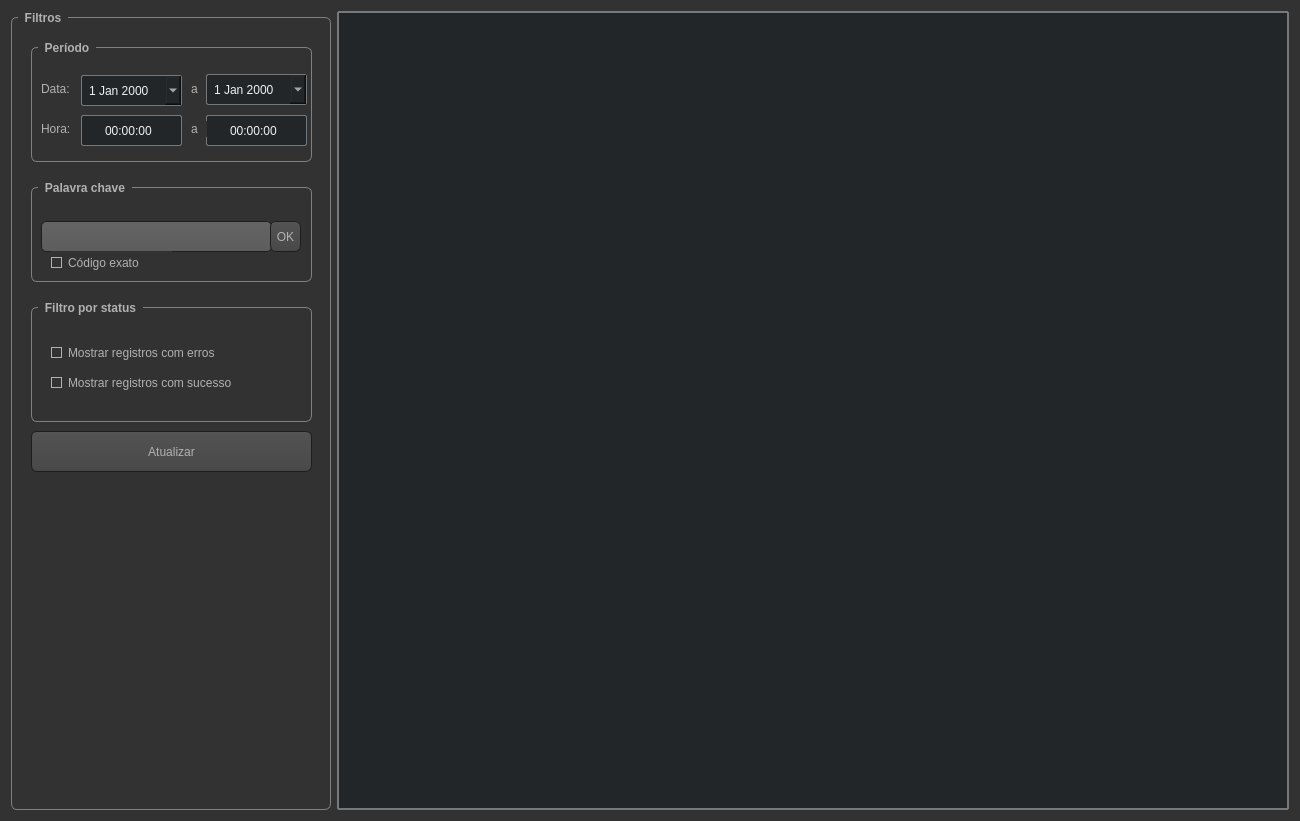
nettoflix/MagoSend, file CHistoricoForm.ui: the form before one commit.
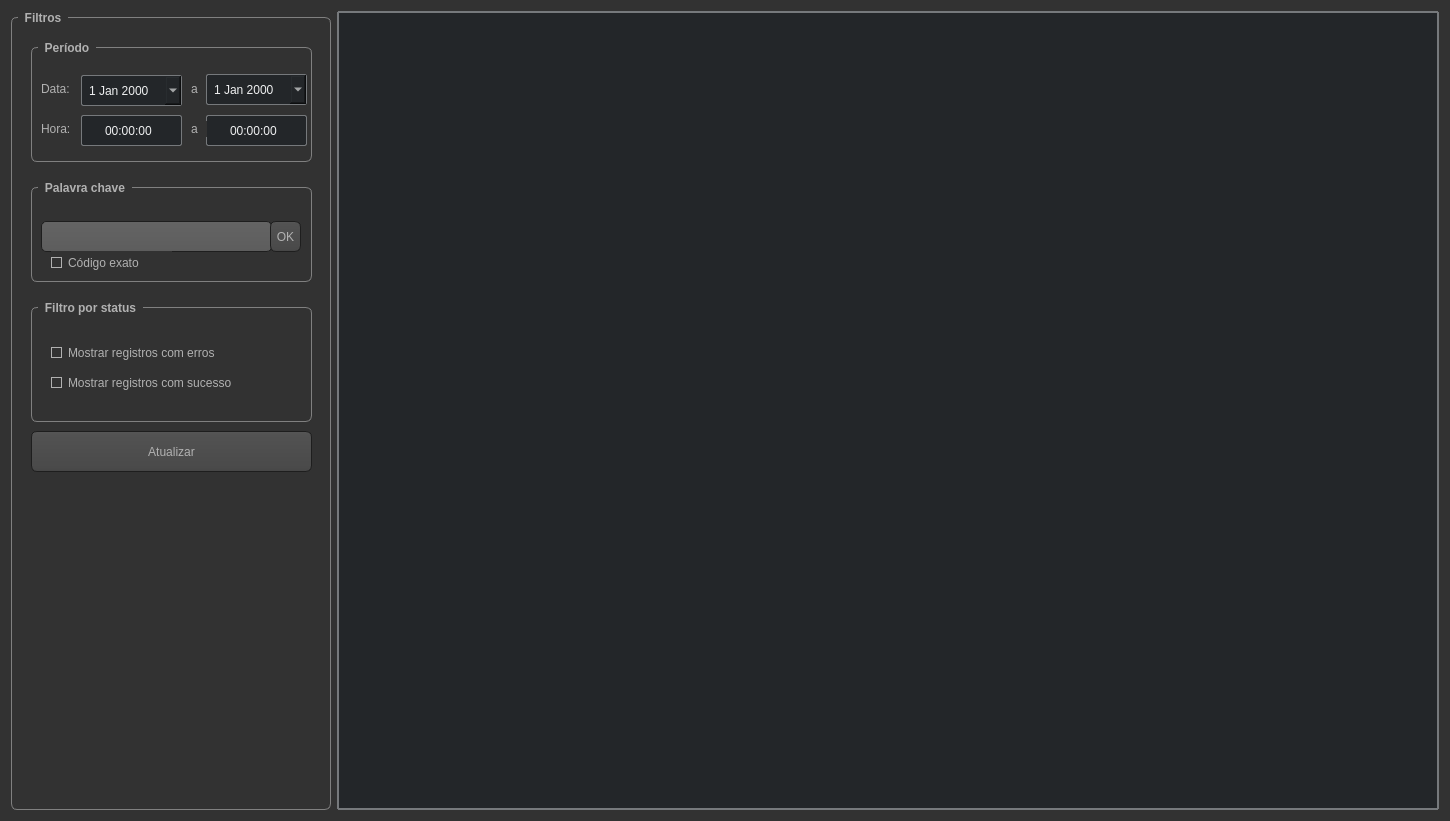
The form after the commit. Icons and pictures are not drawn.

```diff
--- a/CHistoricoForm.ui
+++ b/CHistoricoForm.ui
@@ -6,7 +6,7 @@
    <rect>
     <x>0</x>
     <y>0</y>
-    <width>1300</width>
+    <width>1450</width>
     <height>821</height>
    </rect>
   </property>
```
